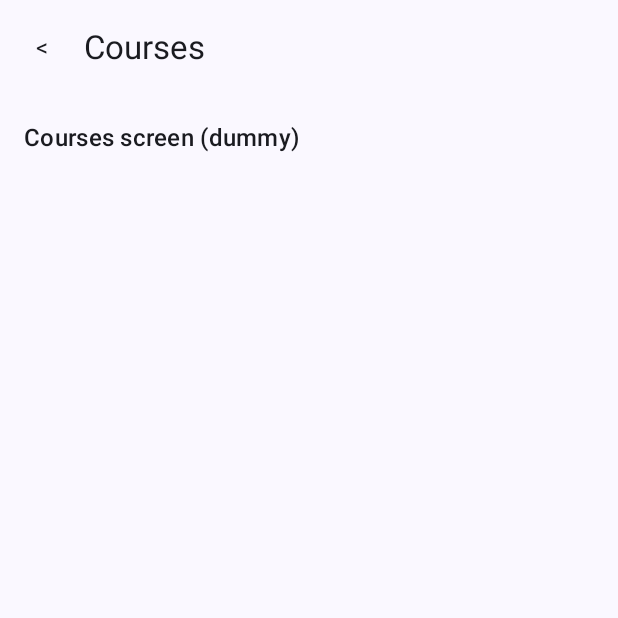
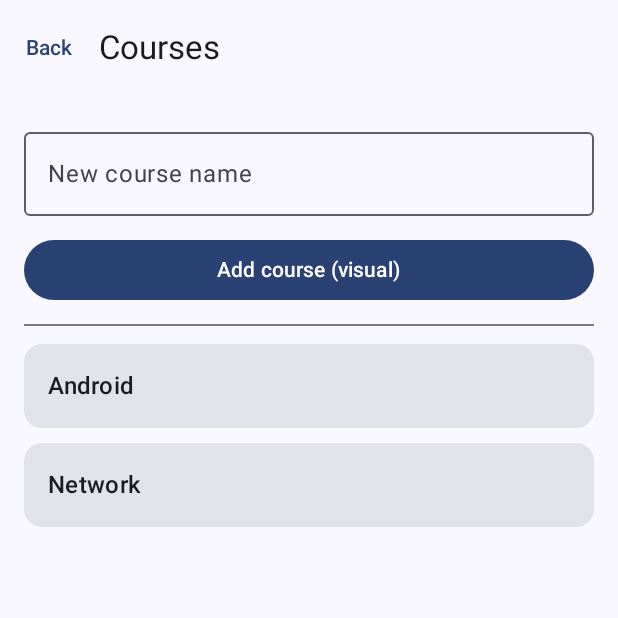
Before and after one commit to AdrienG0/AndroidDev, an Android app built with Jetpack Compose: the composable CoursesScreen shown on its own in the app's theme, on a phone screen of 412 x 824 dp, the top half of it. Run offline under Robolectric (Android 15) with nearby library versions, the phone set to English and light mode, and no system bars; 3 statements that could not run were skipped.

Commit message:
Courses Screen (list + add)

```diff
--- a/app/src/main/java/com/example/studymate_androiddevelopment/ui/screens/courses/CoursesScreen.kt
+++ b/app/src/main/java/com/example/studymate_androiddevelopment/ui/screens/courses/CoursesScreen.kt
@@ -1,31 +1,73 @@
 package com.example.studymate_androiddevelopment.ui.screens.courses
 
 import androidx.compose.foundation.layout.*
+import androidx.compose.foundation.lazy.LazyColumn
+import androidx.compose.foundation.lazy.items
 import androidx.compose.material3.*
-import androidx.compose.runtime.Composable
+import androidx.compose.runtime.*
 import androidx.compose.ui.Modifier
 import androidx.compose.ui.unit.dp
-import androidx.compose.material3.ExperimentalMaterial3Api
 
 @OptIn(ExperimentalMaterial3Api::class)
 @Composable
-fun CoursesScreen(onBack: () -> Unit) {
+fun CoursesScreen(
+    onBack: () -> Unit
+) {
+    var courses by remember { mutableStateOf(listOf("Android", "Network")) }
+    var newCourse by remember { mutableStateOf("") }
+
     Scaffold(
         topBar = {
             TopAppBar(
                 title = { Text("Courses") },
                 navigationIcon = {
-                    IconButton(onClick = onBack) { Text("<") }
+                    TextButton(onClick = onBack) { Text("Back") }
                 }
             )
         }
     ) { padding ->
         Column(
             modifier = Modifier
+                .fillMaxSize()
                 .padding(padding)
-                .padding(16.dp)
+                .padding(16.dp),
+            verticalArrangement = Arrangement.spacedBy(12.dp)
         ) {
-            Text("Courses screen (dummy)", style = MaterialTheme.typography.titleMedium)
+            OutlinedTextField(
+                value = newCourse,
+                onValueChange = { newCourse = it },
+                label = { Text("New course name") },
+                modifier = Modifier.fillMaxWidth()
+            )
+
+            Button(
+                onClick = {
+                    if (newCourse.isNotBlank()) {
+                        courses = courses + newCourse.trim()
+                        newCourse = ""
+                    }
+                },
+                modifier = Modifier.fillMaxWidth()
+            ) {
+                Text("Add course (visual)")
+            }
+
+            Divider()
+
+            LazyColumn(
+                verticalArrangement = Arrangement.spacedBy(10.dp),
+                modifier = Modifier.fillMaxSize()
+            ) {
+                items(courses) { course ->
+                    Card(modifier = Modifier.fillMaxWidth()) {
+                        Text(
+                            text = course,
+                            modifier = Modifier.padding(16.dp),
+                            style = MaterialTheme.typography.titleMedium
+                        )
+                    }
+                }
+            }
         }
     }
 }
```
